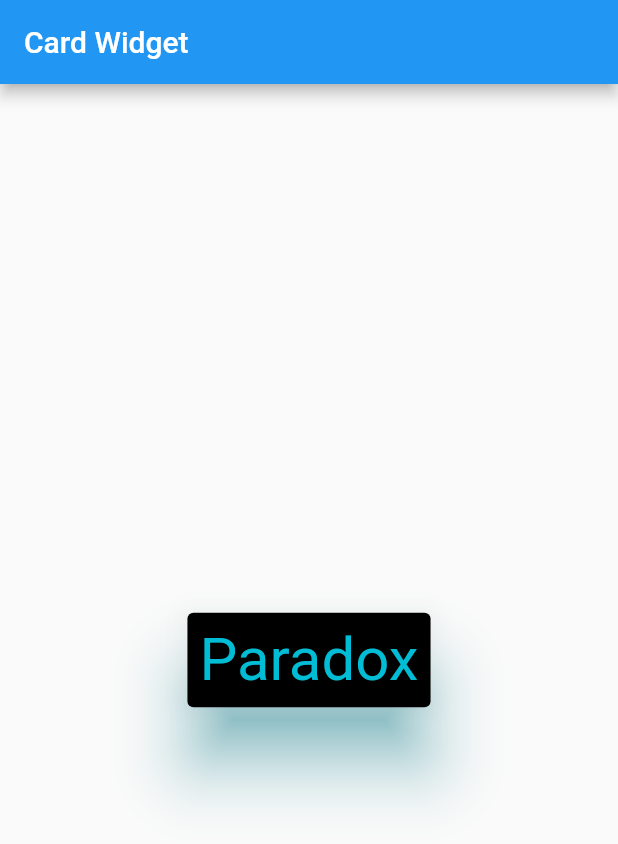
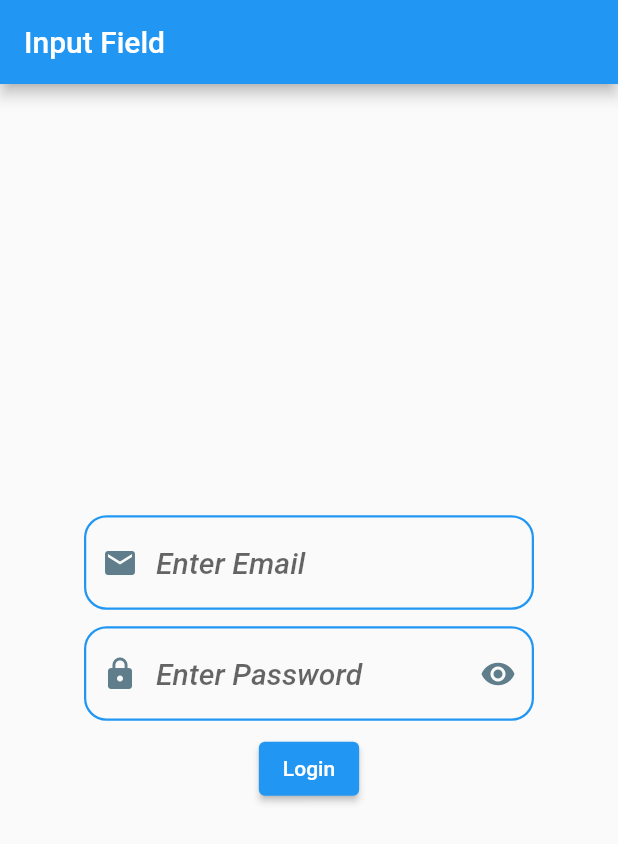
Before and after one commit to yasin9064/flutter_application_1, a Flutter app: the screen it shows after launch, on a phone screen of 412 x 824 dp. Shown: the top 844 px of the screen. Run offline on Flutter 3.47's test engine with Material 2 defaults, Android fonts, the phone set to English and light mode, and no system bars.

Commit message:
Learn about TextField.

```diff
--- a/lib/HomeScreen.dart
+++ b/lib/HomeScreen.dart
@@ -6,22 +6,86 @@ class HomeScreen extends StatelessWidget {
 
   @override
   Widget build(BuildContext context) {
-
-
+    var emailText = TextEditingController();
+    var passText = TextEditingController();
     return Scaffold(
         appBar: AppBar(
-          title: Text("Card Widget"),
+          title: Text("Input Field"),
         ),
         body: Center(
-          child: Card(
-            shadowColor: Colors.cyan,
-            color: Colors.black,
-            elevation: 20,
-            child: Padding(
-            padding: const EdgeInsets.all(8.0),
-            child: Text('Paradox', style: TextStyle(fontSize: 40, color: Colors.cyan),),
-          )),
-        )
-      );
+            child: Container(
+          width: 300,
+          child: Column(
+            mainAxisAlignment: MainAxisAlignment.center,
+            children: [
+              TextField(
+                controller: emailText,
+                keyboardType: TextInputType.emailAddress,
+                decoration: InputDecoration(
+                  hintText: 'Enter Email',
+                    focusedBorder: OutlineInputBorder(
+                        borderRadius: BorderRadius.circular(15),
+                        borderSide: BorderSide(
+                          color: Colors.deepOrange,
+                          width: 2.5,
+                        )),
+                    enabledBorder: OutlineInputBorder(
+                        borderRadius: BorderRadius.circular(15),
+                        borderSide: BorderSide(
+                          color: Colors.blue,
+                          width: 1.5,
+                        )),
+                    prefixIcon: Icon(
+                      Icons.email,
+                      color: Colors.blueGrey,
+                    )),
+              ),
+              Container(
+                height: 11,
+              ),
+              TextField(
+                controller: passText,
+                obscureText: true,
+                keyboardType: TextInputType.phone,
+                decoration: InputDecoration(
+                  hintText: 'Enter Password',
+                  focusedBorder: OutlineInputBorder(
+                      borderRadius: BorderRadius.circular(15),
+                      borderSide: BorderSide(
+                        color: Colors.deepOrange,
+                        width: 2.5,
+                      )),
+                  enabledBorder: OutlineInputBorder(
+                      borderRadius: BorderRadius.circular(15),
+                      borderSide: BorderSide(
+                        color: Colors.blue,
+                        width: 1.5,
+                      )),
+                  prefixIcon: Icon(
+                    Icons.lock,
+                    color: Colors.blueGrey,
+                  ),
+                  suffixIcon: IconButton(
+                    icon: Icon(Icons.remove_red_eye, color: Colors.blueGrey),
+                    onPressed: () {
+
+                    },
+                  ),
+                ),
+              ),
+              Container(height: 8),
+              ElevatedButton(
+                  onPressed: () {
+                    String userEmail = emailText.text.toString();
+                    String userPassword = passText.text;
+
+                    print('Email: $userEmail, Password: userPassword');
+                  },
+                  child: Text(
+                    'Login',
+                  ))
+            ],
+          ),
+        )));
   }
 }
```
